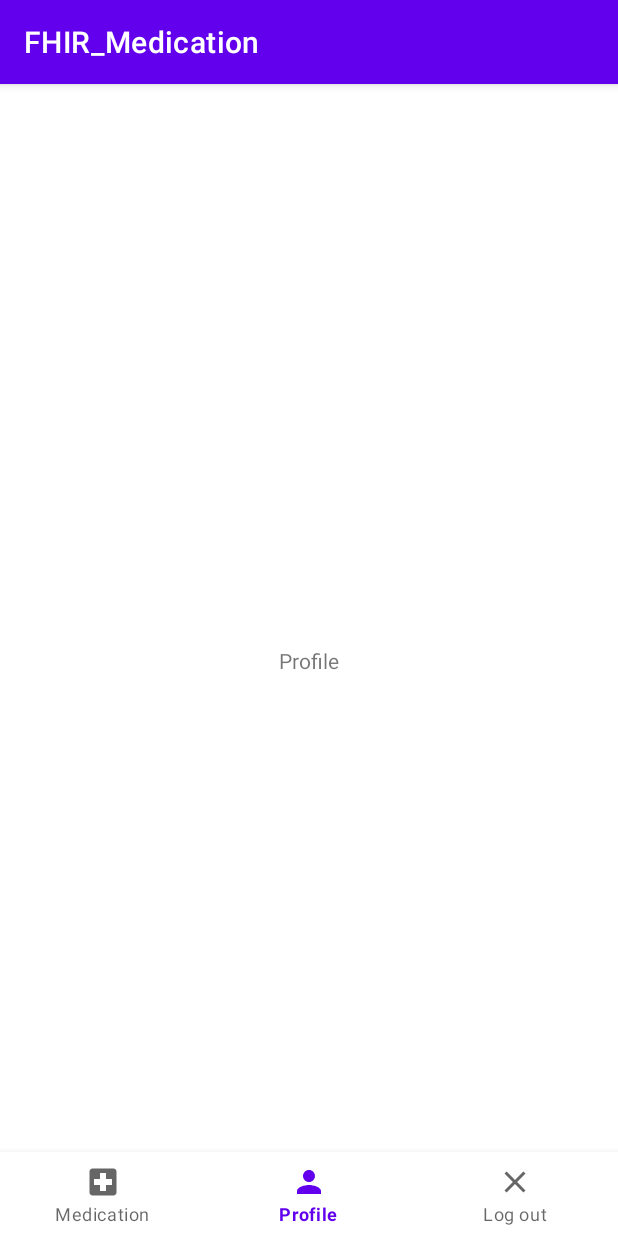
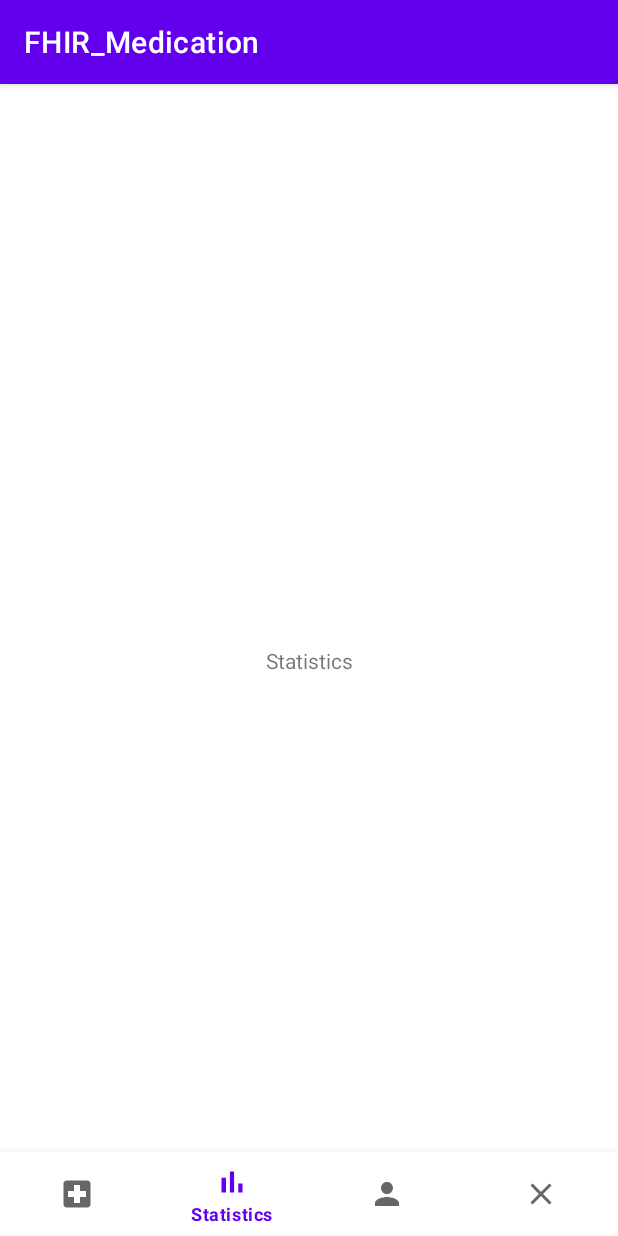
Before and after one commit to material1999/Mobilalk_FHIR_Medication, an Android app: the MedicationActivity screen opened directly, with no data from a screen before it, item 2 of the bottom bar chosen, on a phone screen of 412 x 824 dp. Run offline under Robolectric (Android 15) with nearby library versions, the phone set to English and light mode, and no system bars; our stand-ins replace Firebase (no records; nobody signed in at launch, a user with empty details on screens opened directly).

Commit message:
added activity lifecycles, statistics page

```diff
--- a/FHIR_Medication/app/src/main/java/com/example/fhir_medication/MedicationActivity.java
+++ b/FHIR_Medication/app/src/main/java/com/example/fhir_medication/MedicationActivity.java
@@ -5,8 +5,6 @@ import androidx.appcompat.app.AppCompatActivity;
 
 import android.annotation.SuppressLint;
 import android.os.Bundle;
-import android.transition.Explode;
-import android.transition.Fade;
 import android.transition.Slide;
 import android.util.Log;
 import android.view.Gravity;
@@ -39,6 +37,7 @@ public class MedicationActivity extends AppCompatActivity implements BottomNavig
         setContentView(R.layout.activity_medication);
 
         user = FirebaseAuth.getInstance().getCurrentUser();
+        assert user != null;
         Log.d(LOG_TAG, "user: " + user.getEmail());
 
         bottomNavigationView = findViewById(R.id.bottom_navigation);
@@ -48,17 +47,15 @@ public class MedicationActivity extends AppCompatActivity implements BottomNavig
         textView.setText("Medication");
 
         floatingActionButton = findViewById(R.id.addMedicationButton);
-        floatingActionButton.setOnClickListener(new View.OnClickListener() {
-            @Override
-            public void onClick(View v) {
-                // TODO: implement medication add
-                textView.setText("Add medication");
-                Log.d(LOG_TAG, "Adding medication");
-            }
+        floatingActionButton.setOnClickListener(v -> {
+            // TODO: implement medication add
+            textView.setText("Add medication");
+            Log.d(LOG_TAG, "Adding medication");
         });
     }
 
 
+    @SuppressLint({"SetTextI18n", "NonConstantResourceId"})
     @Override
     public boolean onNavigationItemSelected(@NonNull @org.jetbrains.annotations.NotNull MenuItem item) {
         switch (item.getItemId()) {
@@ -66,6 +63,11 @@ public class MedicationActivity extends AppCompatActivity implements BottomNavig
                 floatingActionButton.setVisibility(View.VISIBLE);
                 Log.d(LOG_TAG, "Medication");
                 textView.setText("Medication");
+                break;
+            case R.id.statistics:
+                floatingActionButton.setVisibility(View.INVISIBLE);
+                Log.d(LOG_TAG, "Statistics");
+                textView.setText("Statistics");
                 break;
             case R.id.profilePage:
                 Log.d(LOG_TAG, "Profile");
@@ -80,8 +82,4 @@ public class MedicationActivity extends AppCompatActivity implements BottomNavig
         }
         return true;
     }
-
-    public void addMedication() {
-
-    }
 }
--- /dev/null
+++ b/FHIR_Medication/app/src/main/res/drawable/ic_baseline_bar_chart_24.xml
@@ -0,0 +1,10 @@
+<vector xmlns:android="http://schemas.android.com/apk/res/android"
+    android:width="24dp"
+    android:height="24dp"
+    android:viewportWidth="24"
+    android:viewportHeight="24"
+    android:tint="?attr/colorControlNormal">
+  <path
+      android:fillColor="@android:color/white"
+      android:pathData="M5,9.2h3L8,19L5,19zM10.6,5h2.8v14h-2.8zM16.2,13L19,13v6h-2.8z"/>
+</vector>
--- a/FHIR_Medication/app/src/main/res/layout/activity_medication.xml
+++ b/FHIR_Medication/app/src/main/res/layout/activity_medication.xml
@@ -10,7 +10,6 @@
         android:id="@+id/textView"
         android:layout_width="wrap_content"
         android:layout_height="wrap_content"
-        android:text="TextView"
         app:layout_constraintBottom_toBottomOf="parent"
         app:layout_constraintEnd_toEndOf="parent"
         app:layout_constraintStart_toStartOf="parent"
@@ -34,6 +33,7 @@
         app:layout_constraintStart_toStartOf="parent"
         app:layout_constraintTop_toTopOf="parent"
         app:layout_constraintVertical_bias="0.95"
-        app:srcCompat="@android:drawable/ic_input_add" />
+        app:srcCompat="@android:drawable/ic_input_add"
+        tools:ignore="ContentDescription" />
 
 </androidx.constraintlayout.widget.ConstraintLayout>
--- a/FHIR_Medication/app/src/main/res/menu/bottom_navigation_menu.xml
+++ b/FHIR_Medication/app/src/main/res/menu/bottom_navigation_menu.xml
@@ -5,6 +5,11 @@
             android:enabled="true"
             android:icon="@drawable/ic_baseline_local_hospital_24"
             android:title="@string/medication"/>
+        <item
+            android:id="@+id/statistics"
+            android:enabled="true"
+            android:icon="@drawable/ic_baseline_bar_chart_24"
+            android:title="@string/statistics"/>
         <item
             android:id="@+id/profilePage"
             android:enabled="true"
--- a/FHIR_Medication/app/src/main/res/values-night/strings.xml
+++ b/FHIR_Medication/app/src/main/res/values-night/strings.xml
@@ -8,4 +8,5 @@
     <string name="medication">Medication</string>
     <string name="please_grant_location_permission">Please grant location permission!</string>
     <string name="log_out">Log out</string>
+    <string name="statistics">Statistics</string>
 </resources>
--- a/FHIR_Medication/app/src/main/res/values/strings.xml
+++ b/FHIR_Medication/app/src/main/res/values/strings.xml
@@ -8,4 +8,5 @@
     <string name="medication">Medication</string>
     <string name="please_grant_location_permission">Please grant location permission!</string>
     <string name="log_out">Log out</string>
+    <string name="statistics">Statistics</string>
 </resources>
```
Also changed, not shown: FHIR_Medication/app/src/main/java/com/example/fhir_medication/MainActivity.java (+41 -0 lines), FHIR_Medication/app/src/main/res/layout/activity_main.xml (+6 -5 lines).
